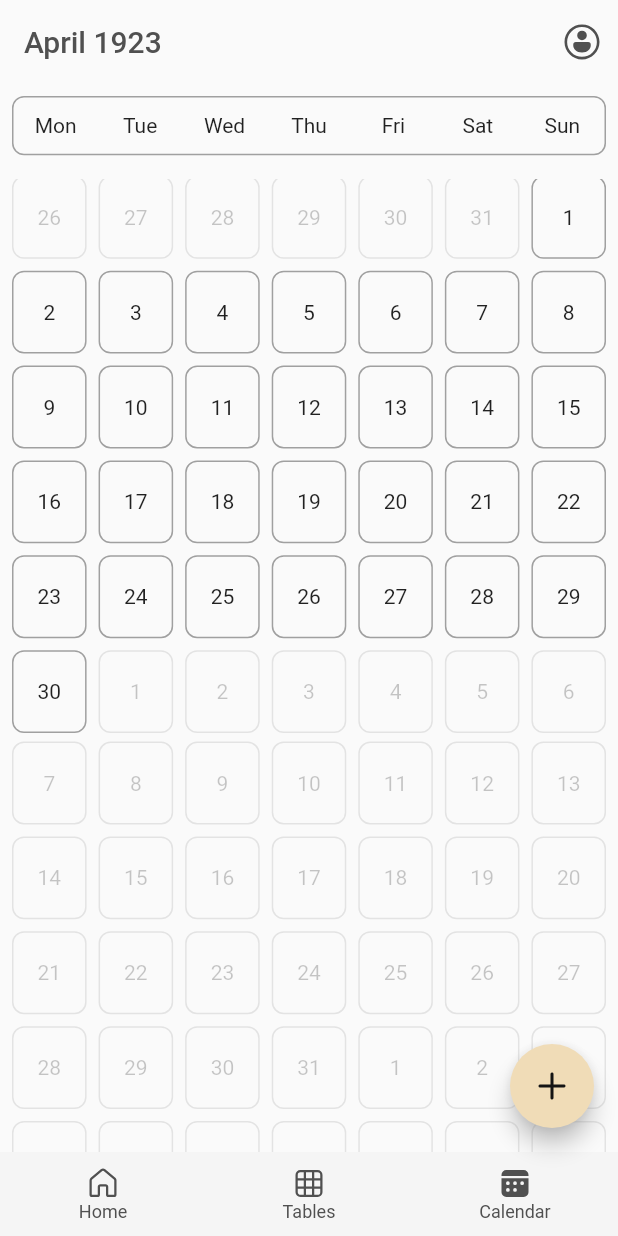
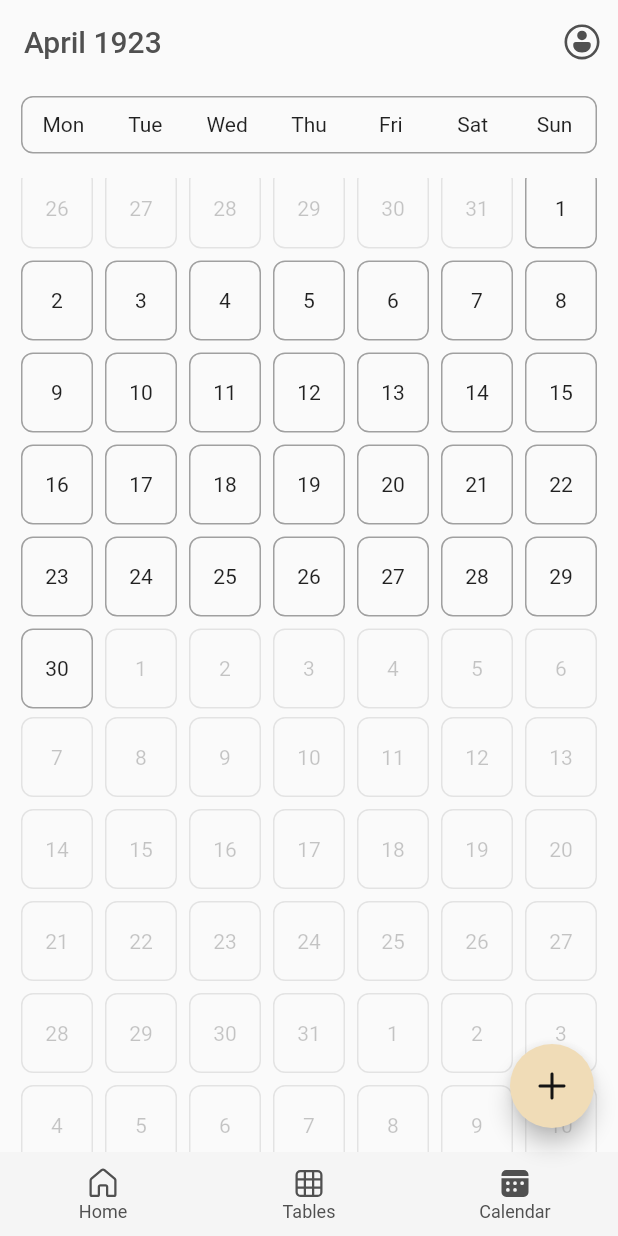
Before and after one commit to talukanyani/student-calendar-app, a Flutter app: the screen it shows after launch, item 3 of the bottom bar chosen, scrolled down 1152 dp, on a phone screen of 412 x 824 dp. Run offline on Flutter 3.47's test engine with Material 2 defaults, Android fonts, the phone set to English and light mode, and no system bars; our stand-ins replace cloud_firestore, firebase_auth, firebase_core, fluentui_system_icons, flutter_riverpod, google_sign_in and 3 more; accounts and stored records are empty.

Commit message:
calendar responsive design

```diff
--- a/lib/views/screens/add_activities/add_activities.dart
+++ b/lib/views/screens/add_activities/add_activities.dart
@@ -34,10 +34,15 @@
 
   @override
   Widget build(BuildContext context) {
+    final availWidth = MediaQuery.of(context).size.width;
+
     return Scaffold(
       appBar: AppBar(title: const Text('Add Activities')),
       body: ListView.builder(
         primary: false,
+        padding: (availWidth < 480)
+            ? EdgeInsets.zero
+            : EdgeInsets.symmetric(horizontal: (availWidth - 480) / 2),
         controller: _scrollController,
         itemCount: (activityFormCount + 1),
         itemBuilder: (context, index) {
--- a/lib/views/screens/calendar/calendar.dart
+++ b/lib/views/screens/calendar/calendar.dart
@@ -1,14 +1,17 @@
+import 'package:fluentui_system_icons/fluentui_system_icons.dart';
 import 'package:flutter/material.dart';
-import 'package:fluentui_system_icons/fluentui_system_icons.dart';
 import 'package:flutter_riverpod/flutter_riverpod.dart';
 import 'package:sc_app/utils/helpers.dart';
 import 'package:sc_app/views/screens/add_activities/add_activities.dart';
+import 'package:sc_app/views/screens/calendar/widgets/calendar.dart';
 import 'package:sc_app/views/widgets/bottom_nav_bar.dart';
 import 'package:sc_app/views/widgets/main_drawer.dart';
 import 'package:sc_app/views/widgets/settings_icon_button.dart';
 import 'package:sc_app/views/widgets/side_nav_bar.dart';
+
 import 'state/displayed_month_date.dart';
-import 'widgets/calendar.dart';
+import 'state/is_day_box.dart';
+import 'widgets/day_activities.dart';
 
 class CalendarScreen extends ConsumerWidget {
   const CalendarScreen({super.key});
@@ -39,7 +42,37 @@
       body: SideNavBar(
         screenIndex: 2,
         isVisible: isDrawer,
-        child: const Calendar(),
+        child: Row(
+          children: [
+            Expanded(
+              child: Center(
+                child: ConstrainedBox(
+                  constraints: const BoxConstraints(maxWidth: 400),
+                  child: const Calendar(),
+                ),
+              ),
+            ),
+            isDayBox(availWidth)
+                ? Expanded(
+                    child: Center(
+                      child: Container(
+                        height: 320,
+                        constraints: const BoxConstraints(maxWidth: 400),
+                        margin: const EdgeInsets.all(16),
+                        padding: const EdgeInsets.all(16),
+                        decoration: BoxDecoration(
+                          borderRadius: BorderRadius.circular(8),
+                          border: Border.all(
+                            color: Theme.of(context).dividerColor,
+                          ),
+                        ),
+                        child: const DayActivities(),
+                      ),
+                    ),
+                  )
+                : const SizedBox(),
+          ],
+        ),
       ),
       bottomNavigationBar: isDrawer ? null : const BottomNavBar(screenIndex: 2),
       drawer: isDrawer ? const MainDrawer(screenIndex: 2) : null,
@@ -47,7 +80,7 @@
         onPressed: () => Navigator.of(context).push(
           MaterialPageRoute(builder: (context) => const AddActivityScreen()),
         ),
-        tooltip: 'add an activity',
+        tooltip: 'Add an activity',
         backgroundColor: Theme.of(context).colorScheme.secondaryContainer,
         foregroundColor: Theme.of(context).colorScheme.onBackground,
         child: const Icon(FluentIcons.add_24_filled),
--- /dev/null
+++ b/lib/views/screens/calendar/state/is_day_box.dart
@@ -0,0 +1 @@
+bool isDayBox(double availWidth) => (availWidth >= 720);
--- a/lib/views/screens/calendar/widgets/calendar_day.dart
+++ b/lib/views/screens/calendar/widgets/calendar_day.dart
@@ -2,7 +2,9 @@
 import 'package:flutter_riverpod/flutter_riverpod.dart';
 import 'package:sc_app/providers/data.dart';
 import 'package:sc_app/utils/helpers.dart';
+
 import '../state/displayed_month_date.dart';
+import '../state/is_day_box.dart';
 import '../state/selected_day.dart';
 import 'day_activities.dart';
 
@@ -43,10 +45,13 @@
 
   @override
   Widget build(BuildContext context) {
+    final availWidth = MediaQuery.of(context).size.width;
+
     return GestureDetector(
       onTap: () {
         ref.read(selectedDayProvider.notifier).change(widget.date);
 
+        if (!isDayBox(availWidth)) {
           showModalBottomSheet(
             context: context,
             builder: (context) {
@@ -57,6 +62,7 @@
               );
             },
           );
+        }
       },
       child: Opacity(
         opacity: _isInDisplayedMonth ? 1 : 0.25,
```
Also changed, not shown: lib/views/screens/calendar/widgets/day_activities.dart (+18 -3 lines). Lines whose indentation alone changed are shown as unchanged.
